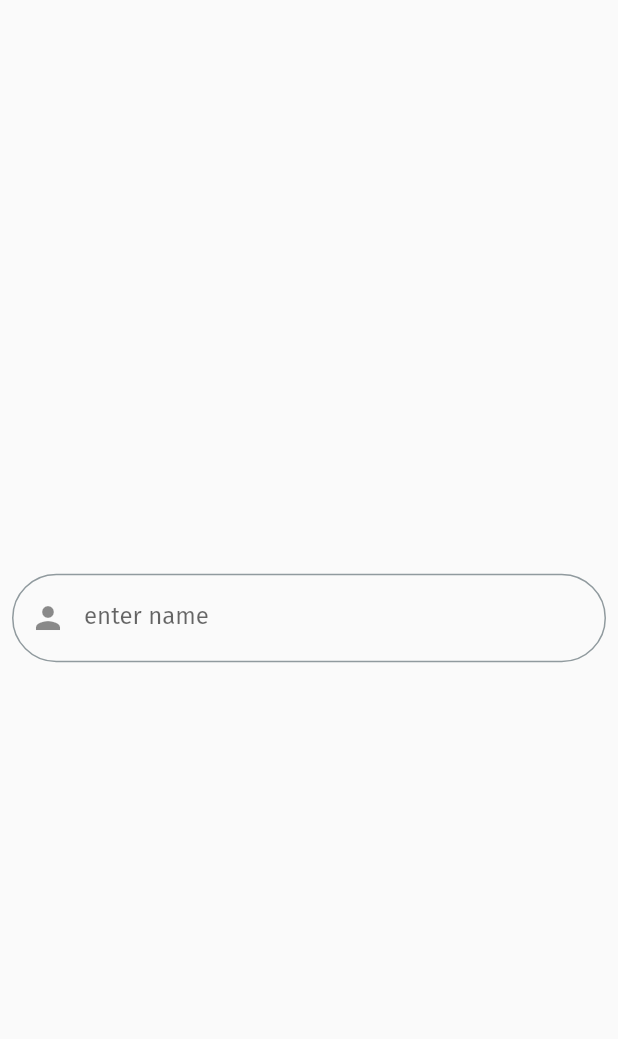
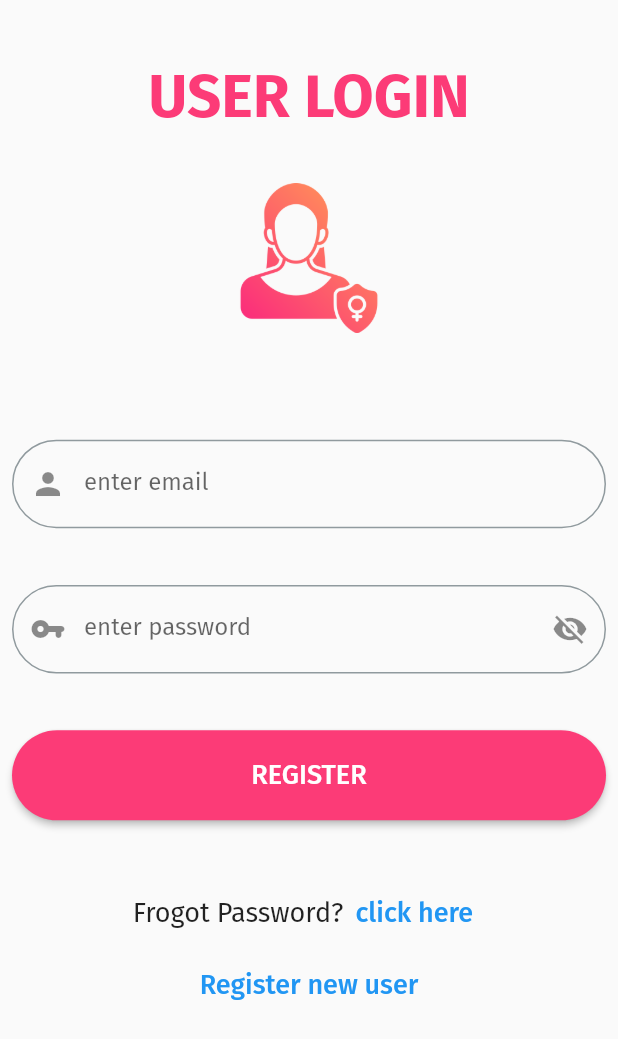
Before and after one commit to aliemranjazib-zz/women-safety-app-sos-flutter, a Flutter app: the screen it shows after launch, on a phone screen of 412 x 824 dp. Shown: the top 1039 px of the screen. Run offline on Flutter 3.47's test engine with Material 2 defaults, Android fonts, the phone set to English and light mode, and no system bars; our stand-ins replace carousel_slider, fluttertoast, google_fonts, webview_flutter; missing offline and left inert: flutter_phone_direct_caller.

Commit message:
login_form

```diff
--- /dev/null
+++ b/lib/components/PrimaryButton.dart
@@ -0,0 +1,33 @@
+import 'package:flutter/material.dart';
+import 'package:flutter/src/widgets/container.dart';
+import 'package:flutter/src/widgets/framework.dart';
+import 'package:women_safety_app/utils/constants.dart';
+
+class PrimaryButton extends StatelessWidget {
+  final String title;
+  final Function onPressed;
+  bool loading;
+  PrimaryButton(
+      {required this.title, required this.onPressed, this.loading = false});
+
+  @override
+  Widget build(BuildContext context) {
+    return Container(
+      height: 60,
+      width: double.infinity,
+      child: ElevatedButton(
+        onPressed: () {
+          onPressed();
+        },
+        child: Text(
+          title,
+          style: TextStyle(fontSize: 18),
+        ),
+        style: ElevatedButton.styleFrom(
+            backgroundColor: primaryColor,
+            shape: RoundedRectangleBorder(
+                borderRadius: BorderRadius.circular(30))),
+      ),
+    );
+  }
+}
--- /dev/null
+++ b/lib/components/SecondaryButton.dart
@@ -0,0 +1,24 @@
+import 'package:flutter/material.dart';
+
+class SecondaryButton extends StatelessWidget {
+  final String title;
+  final Function onPressed;
+
+  const SecondaryButton(
+      {Key? key, required this.title, required this.onPressed})
+      : super(key: key);
+
+  @override
+  Widget build(BuildContext context) {
+    return Container(
+      child: TextButton(
+          onPressed: () {
+            onPressed();
+          },
+          child: Text(
+            title,
+            style: TextStyle(fontSize: 18),
+          )),
+    );
+  }
+}
--- a/lib/components/custom_textfield.dart
+++ b/lib/components/custom_textfield.dart
@@ -4,7 +4,7 @@ class CustomTextField extends StatelessWidget {
   final String? hintText;
   final TextEditingController? controller;
   final String? Function(String?)? validate;
-  final String? Function(String?)? onsave;
+  final Function(String?)? onsave;
   final int? maxLines;
   final bool isPassword;
   final bool enable;
--- a/lib/login_screen.dart
+++ b/lib/login_screen.dart
@@ -1,8 +1,24 @@
 import 'package:flutter/material.dart';
+import 'package:women_safety_app/components/PrimaryButton.dart';
+import 'package:women_safety_app/components/SecondaryButton.dart';
 import 'package:women_safety_app/components/custom_textfield.dart';
+import 'package:women_safety_app/utils/constants.dart';
 
-class LoginScreen extends StatelessWidget {
-  const LoginScreen({Key? key}) : super(key: key);
+class LoginScreen extends StatefulWidget {
+  @override
+  State<LoginScreen> createState() => _LoginScreenState();
+}
+
+class _LoginScreenState extends State<LoginScreen> {
+  bool isPasswordShown = true;
+  final _formKey = GlobalKey<FormState>();
+  final _formData = Map<String, Object>();
+
+  _onSubmit() {
+    _formKey.currentState!.save();
+    print(_formData['email']);
+    print(_formData['password']);
+  }
 
   @override
   Widget build(BuildContext context) {
@@ -10,14 +26,101 @@ class LoginScreen extends StatelessWidget {
       body: SafeArea(
           child: Padding(
         padding: const EdgeInsets.all(8.0),
-        child: Column(
-          mainAxisAlignment: MainAxisAlignment.center,
-          children: [
-            CustomTextField(
-              hintText: 'enter name',
-              prefix: Icon(Icons.person),
-            ),
-          ],
+        child: SingleChildScrollView(
+          child: Column(
+            children: [
+              Container(
+                height: MediaQuery.of(context).size.height * 0.3,
+                child: Column(
+                  mainAxisAlignment: MainAxisAlignment.spaceEvenly,
+                  children: [
+                    Text(
+                      "USER LOGIN",
+                      style: TextStyle(
+                          fontSize: 40,
+                          fontWeight: FontWeight.bold,
+                          color: primaryColor),
+                    ),
+                    Image.asset(
+                      'assets/logo.png',
+                      height: 100,
+                      width: 100,
+                    ),
+                  ],
+                ),
+              ),
+              Container(
+                height: MediaQuery.of(context).size.height * 0.4,
+                child: Form(
+                  key: _formKey,
+                  child: Column(
+                    mainAxisAlignment: MainAxisAlignment.spaceEvenly,
+                    children: [
+                      CustomTextField(
+                        hintText: 'enter email',
+                        textInputAction: TextInputAction.next,
+                        keyboardtype: TextInputType.emailAddress,
+                        prefix: Icon(Icons.person),
+                        onsave: (email) {
+                          _formData['email'] = email ?? "";
+                        },
+                        validate: (email) {
+                          if (email!.isEmpty ||
+                              email.length < 3 ||
+                              !email.contains("@")) {
+                            return 'enter correct email';
+                          }
+                        },
+                      ),
+                      CustomTextField(
+                        hintText: 'enter password',
+                        isPassword: isPasswordShown,
+                        prefix: Icon(Icons.vpn_key_rounded),
+                        validate: (password) {
+                          if (password!.isEmpty || password.length < 7) {
+                            return 'enter correct password';
+                          }
+                          return null;
+                        },
+                        onsave: (password) {
+                          _formData['password'] = password ?? "";
+                        },
+                        suffix: IconButton(
+                            onPressed: () {
+                              setState(() {
+                                isPasswordShown = !isPasswordShown;
+                              });
+                            },
+                            icon: isPasswordShown
+                                ? Icon(Icons.visibility_off)
+                                : Icon(Icons.visibility)),
+                      ),
+                      PrimaryButton(
+                          title: 'REGISTER',
+                          onPressed: () {
+                            if (_formKey.currentState!.validate()) {
+                              _onSubmit();
+                            }
+                          }),
+                    ],
+                  ),
+                ),
+              ),
+              Container(
+                child: Row(
+                  mainAxisAlignment: MainAxisAlignment.center,
+                  children: [
+                    Text(
+                      "Frogot Password?",
+                      style: TextStyle(fontSize: 18),
+                    ),
+                    SecondaryButton(title: 'click here', onPressed: () {}),
+                  ],
+                ),
+              ),
+              SecondaryButton(title: 'Register new user', onPressed: () {})
+            ],
+          ),
         ),
       )),
     );
--- /dev/null
+++ b/lib/utils/constants.dart
@@ -0,0 +1,3 @@
+import 'package:flutter/animation.dart';
+
+Color primaryColor = Color(0xfffc3b77);
```
Also changed, not shown: assets/logo.png (added).
